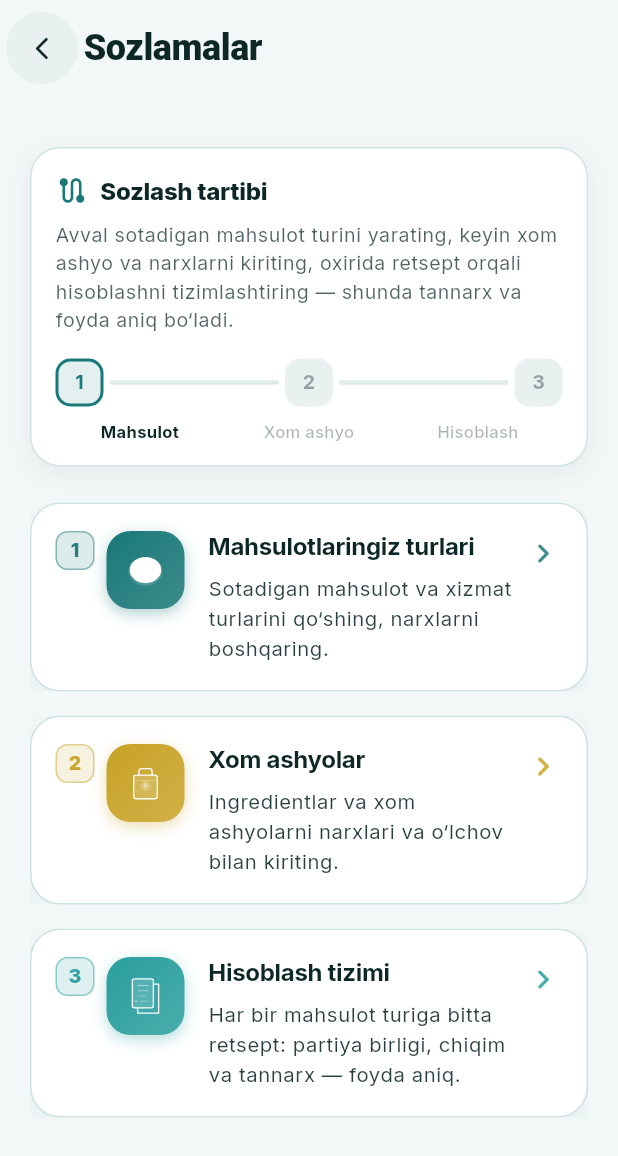
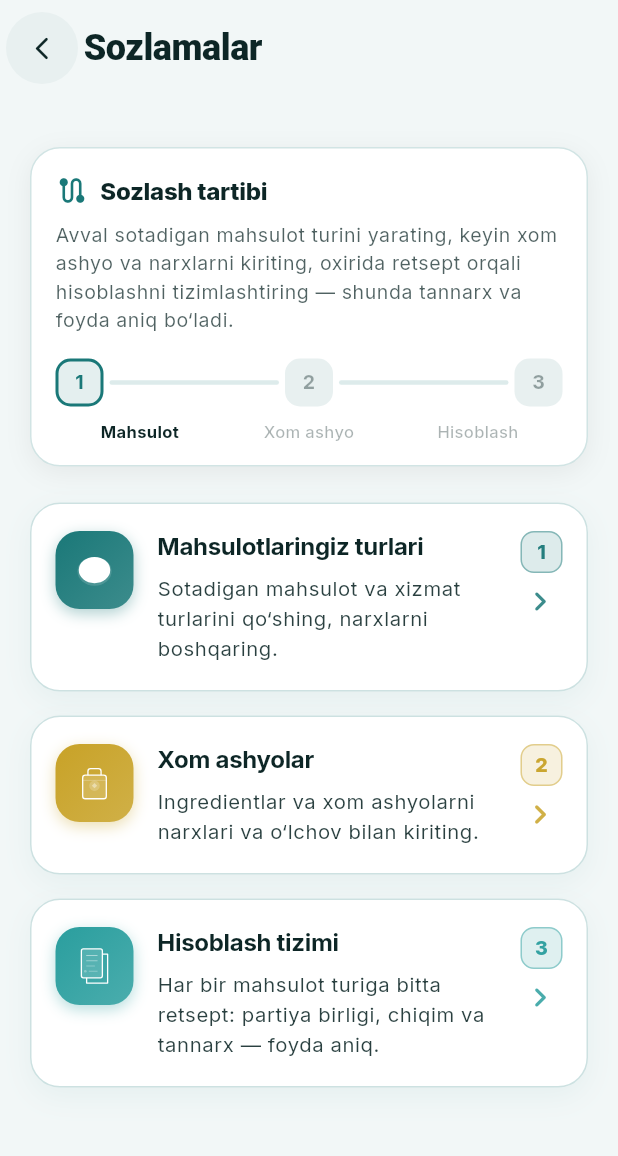
Before and after one commit to khurshidmir12345/TAQSIM_MOBILE, a Flutter app: the SetupScreen screen opened by its route, on a phone screen of 412 x 824 dp. Shown: the top 1156 px of the screen. Run offline on Flutter 3.47's test engine with Material 3 defaults, Android fonts, the phone set to English and light mode, and no system bars; our stand-ins replace app_links, cached_network_image, dio, fl_chart, flutter_map, flutter_riverpod and 9 more; accounts and stored records are empty.

Commit message:
feat(setup): show completion status on each settings card
Users often miss the top step bar and forget which setup step they
already finished. Each settings card (product types, ingredients,
recipes) now clearly reflects its own completion state.

- Moved the step-number badge from the left side to the right column
  so the right side carries all progress signalling in one place.
- Completed card:
  * step-number badge becomes a filled green check badge,
  * a small "Bajarildi" pill appears below it (replaces the chevron),
  * the card gains a soft green-tinted surface and a green border.
- Incomplete card keeps the original neutral look with chevron.
- Transitions are animated (AnimatedContainer + AnimatedSwitcher +
  AnimatedSize) for a polished, fintech-grade feel.
- Adapts automatically to light and dark themes via AppColors and
  alpha-tuned tints.
- Added `settingsCardCompleted` i18n key in all 6 supported locales
  (uz, uz_CYRL, ru, kk, ky, tr).

Made-with: Cursor

```diff
--- a/lib/core/l10n/translations.dart
+++ b/lib/core/l10n/translations.dart
@@ -213,6 +213,7 @@ class S {
   String get setupJourneyStepLabel2 => _t('setupJourneyStepLabel2');
   String get setupJourneyStepLabel3 => _t('setupJourneyStepLabel3');
   String get setupJourneyAllDone => _t('setupJourneyAllDone');
+  String get settingsCardCompleted => _t('settingsCardCompleted');
 
   // ─── Retseptlar (hisoblash) ───
   String get recipeScreenTitle => _t('recipeScreenTitle');
@@ -805,6 +806,7 @@ class S {
     'setupJourneyStepLabel2': 'Xom ashyo',
     'setupJourneyStepLabel3': 'Hisoblash',
     'setupJourneyAllDone': 'Barcha qadamlar bajarildi',
+    'settingsCardCompleted': 'Bajarildi',
     'recipeScreenTitle': 'Retseptlar',
     'recipeEmptyTitle': 'Hali retseptlar yo‘q',
     'recipeEmptySubtitle':
@@ -1326,6 +1328,7 @@ class S {
     'setupJourneyStepLabel2': 'Хом ашё',
     'setupJourneyStepLabel3': 'Ҳисоблаш',
     'setupJourneyAllDone': 'Барча қадамлар бажарилди',
+    'settingsCardCompleted': 'Бажарилди',
     'recipeScreenTitle': 'Рецептлар',
     'recipeEmptyTitle': 'Ҳали рецептлар йўқ',
     'recipeEmptySubtitle':
@@ -1848,6 +1851,7 @@ class S {
     'setupJourneyStepLabel2': 'Сырьё',
     'setupJourneyStepLabel3': 'Расчёт',
     'setupJourneyAllDone': 'Все шаги выполнены',
+    'settingsCardCompleted': 'Готово',
     'recipeScreenTitle': 'Рецепты',
     'recipeEmptyTitle': 'Рецептов пока нет',
     'recipeEmptySubtitle':
@@ -2370,6 +2374,7 @@ class S {
     'setupJourneyStepLabel2': 'Шикізат',
     'setupJourneyStepLabel3': 'Есептеу',
     'setupJourneyAllDone': 'Барлық қадам орындалды',
+    'settingsCardCompleted': 'Орындалды',
     'recipeScreenTitle': 'Рецепттер',
     'recipeEmptyTitle': 'Әлі рецепттер жоқ',
     'recipeEmptySubtitle':
@@ -2892,6 +2897,7 @@ class S {
     'setupJourneyStepLabel2': 'Чийки зат',
     'setupJourneyStepLabel3': 'Эсептөө',
     'setupJourneyAllDone': 'Бардык кадамдар аткарылды',
+    'settingsCardCompleted': 'Аткарылды',
     'recipeScreenTitle': 'Рецепттер',
     'recipeEmptyTitle': 'Азырынча рецепттер жок',
     'recipeEmptySubtitle':
@@ -3414,6 +3420,7 @@ class S {
     'setupJourneyStepLabel2': 'Hammadde',
     'setupJourneyStepLabel3': 'Hesaplama',
     'setupJourneyAllDone': 'Tüm adımlar tamam',
+    'settingsCardCompleted': 'Tamam',
     'recipeScreenTitle': 'Tarifler',
     'recipeEmptyTitle': 'Henüz tarif yok',
     'recipeEmptySubtitle':
--- a/lib/features/setup/presentation/screens/setup_screen.dart
+++ b/lib/features/setup/presentation/screens/setup_screen.dart
@@ -116,7 +116,13 @@ class _SetupScreenState extends ConsumerState<SetupScreen> {
                     isLoading: anyLoading,
                   ),
                   const SizedBox(height: AppSpacing.lg),
-                  ...items.map((e) {
+                  ...List.generate(items.length, (i) {
+                    final e = items[i];
+                    final completed = switch (i) {
+                      0 => hasCat,
+                      1 => hasIng,
+                      _ => hasRec,
+                    };
                     return Padding(
                       padding: const EdgeInsets.only(bottom: AppSpacing.md),
                       child: _SetupCard(
@@ -126,6 +132,8 @@ class _SetupScreenState extends ConsumerState<SetupScreen> {
                         accent: e.accent,
                         title: e.title,
                         subtitle: e.subtitle,
+                        completed: completed,
+                        completedLabel: s.settingsCardCompleted,
                       ),
                     );
                   }),
@@ -465,6 +473,8 @@ class _SetupCard extends StatelessWidget {
     required this.accent,
     required this.title,
     required this.subtitle,
+    required this.completed,
+    required this.completedLabel,
   });
 
   final int stepNumber;
@@ -474,26 +484,52 @@ class _SetupCard extends StatelessWidget {
   final String title;
   final String subtitle;
 
+  /// Ushbu qadam allaqachon bajarilgan bo‘lsa `true`.
+  final bool completed;
+
+  /// `Bajarildi` chip matni (localization'dan).
+  final String completedLabel;
+
+  static const Duration _animDuration = Duration(milliseconds: 260);
+  static const Curve _animCurve = Curves.easeOutCubic;
+
   @override
   Widget build(BuildContext context) {
     final theme = Theme.of(context);
     final cs = theme.colorScheme;
     final isDark = theme.brightness == Brightness.dark;
-    final border = cs.outline.withValues(alpha: isDark ? 0.35 : 0.22);
+
+    final neutralBorder = cs.outline.withValues(alpha: isDark ? 0.35 : 0.22);
+    final successBorder =
+        AppColors.success.withValues(alpha: isDark ? 0.65 : 0.45);
+    final surfaceColor = cs.surface;
+    final successTint =
+        AppColors.success.withValues(alpha: isDark ? 0.08 : 0.045);
+
+    final borderColor = completed ? successBorder : neutralBorder;
+    final backgroundColor =
+        completed ? Color.alphaBlend(successTint, surfaceColor) : surfaceColor;
+
     final shadow = isDark
         ? Colors.black.withValues(alpha: 0.35)
-        : AppColors.primary.withValues(alpha: 0.06);
+        : (completed ? AppColors.success : AppColors.primary)
+            .withValues(alpha: 0.06);
 
     return Material(
       color: Colors.transparent,
       child: InkWell(
         onTap: () => context.push(route),
         borderRadius: BorderRadius.circular(_SetupDim.cardRadius),
-        child: Ink(
+        child: AnimatedContainer(
+          duration: _animDuration,
+          curve: _animCurve,
           decoration: BoxDecoration(
-            color: cs.surface,
+            color: backgroundColor,
             borderRadius: BorderRadius.circular(_SetupDim.cardRadius),
-            border: Border.all(color: border),
+            border: Border.all(
+              color: borderColor,
+              width: completed ? 1.4 : 1.0,
+            ),
             boxShadow: [
               BoxShadow(
                 color: shadow,
@@ -510,8 +546,6 @@ class _SetupCard extends StatelessWidget {
             child: Row(
               crossAxisAlignment: CrossAxisAlignment.start,
               children: [
-                _StepBadge(number: stepNumber, accent: accent),
-                const SizedBox(width: AppSpacing.sm),
                 _IconBadge(color: accent, asset: iconAsset),
                 const SizedBox(width: AppSpacing.md),
                 Expanded(
@@ -540,14 +574,12 @@ class _SetupCard extends StatelessWidget {
                     ],
                   ),
                 ),
-                const SizedBox(width: AppSpacing.xs),
-                Padding(
-                  padding: const EdgeInsets.only(top: 2),
-                  child: Icon(
-                    Icons.chevron_right_rounded,
-                    size: _SetupDim.chevronSize,
-                    color: accent.withValues(alpha: 0.85),
-                  ),
+                const SizedBox(width: AppSpacing.sm),
+                _SetupCardStatus(
+                  stepNumber: stepNumber,
+                  accent: accent,
+                  completed: completed,
+                  completedLabel: completedLabel,
                 ),
               ],
             ),
@@ -558,8 +590,81 @@ class _SetupCard extends StatelessWidget {
   }
 }
 
+/// Karta ichida o'ng tarafda joylashgan statusli ustun:
+/// - Tepada: step raqami (yoki bajarilgan bo'lsa yashil check badge).
+/// - Pastda: bajarilgan bo'lsa `Bajarildi` chip; aks holda chevron.
+class _SetupCardStatus extends StatelessWidget {
+  const _SetupCardStatus({
+    required this.stepNumber,
+    required this.accent,
+    required this.completed,
+    required this.completedLabel,
+  });
+
+  final int stepNumber;
+  final Color accent;
+  final bool completed;
+  final String completedLabel;
+
+  @override
+  Widget build(BuildContext context) {
+    return Column(
+      mainAxisSize: MainAxisSize.min,
+      crossAxisAlignment: CrossAxisAlignment.end,
+      children: [
+        SizedBox(
+          height: 28,
+          child: AnimatedSwitcher(
+            duration: _SetupCard._animDuration,
+            transitionBuilder: (child, anim) => ScaleTransition(
+              scale: anim,
+              child: FadeTransition(opacity: anim, child: child),
+            ),
+            child: completed
+                ? const _CompletedBadge(key: ValueKey('check'))
+                : _StepBadge(
+                    key: const ValueKey('number'),
+                    number: stepNumber,
+                    accent: accent,
+                  ),
+          ),
+        ),
+        const SizedBox(height: AppSpacing.xs),
+        AnimatedSize(
+          duration: _SetupCard._animDuration,
+          curve: _SetupCard._animCurve,
+          alignment: Alignment.topRight,
+          child: AnimatedSwitcher(
+            duration: _SetupCard._animDuration,
+            transitionBuilder: (child, anim) => FadeTransition(
+              opacity: anim,
+              child: SlideTransition(
+                position: Tween<Offset>(
+                  begin: const Offset(0, -0.2),
+                  end: Offset.zero,
+                ).animate(anim),
+                child: child,
+              ),
+            ),
+            child: completed
+                ? _CompletedChip(
+                    key: const ValueKey('chip'),
+                    label: completedLabel,
+                  )
+                : _CardChevron(key: const ValueKey('chevron'), accent: accent),
+          ),
+        ),
+      ],
+    );
+  }
+}
+
 class _StepBadge extends StatelessWidget {
-  const _StepBadge({required this.number, required this.accent});
+  const _StepBadge({
+    super.key,
+    required this.number,
+    required this.accent,
+  });
 
   final int number;
   final Color accent;
@@ -567,12 +672,12 @@ class _StepBadge extends StatelessWidget {
   @override
   Widget build(BuildContext context) {
     return Container(
-      width: 26,
-      height: 26,
+      width: 28,
+      height: 28,
       alignment: Alignment.center,
       decoration: BoxDecoration(
         color: accent.withValues(alpha: 0.15),
-        borderRadius: BorderRadius.circular(8),
+        borderRadius: BorderRadius.circular(9),
         border: Border.all(color: accent.withValues(alpha: 0.45)),
       ),
       child: Text(
@@ -582,6 +687,95 @@ class _StepBadge extends StatelessWidget {
           fontSize: 13,
           fontWeight: FontWeight.w800,
         ),
+      ),
+    );
+  }
+}
+
+class _CompletedBadge extends StatelessWidget {
+  const _CompletedBadge({super.key});
+
+  @override
+  Widget build(BuildContext context) {
+    return Container(
+      width: 28,
+      height: 28,
+      alignment: Alignment.center,
+      decoration: BoxDecoration(
+        color: AppColors.success,
+        borderRadius: BorderRadius.circular(9),
+        boxShadow: [
+          BoxShadow(
+            color: AppColors.success.withValues(alpha: 0.35),
+            blurRadius: 8,
+            offset: const Offset(0, 2),
+          ),
+        ],
+      ),
+      child: const Icon(
+        Icons.check_rounded,
+        color: Colors.white,
+        size: 17,
+      ),
+    );
+  }
+}
+
+class _CompletedChip extends StatelessWidget {
+  const _CompletedChip({super.key, required this.label});
+
+  final String label;
+
+  @override
+  Widget build(BuildContext context) {
+    final isDark = Theme.of(context).brightness == Brightness.dark;
+    return Container(
+      padding: const EdgeInsets.symmetric(horizontal: 8, vertical: 4),
+      decoration: BoxDecoration(
+        color: AppColors.success.withValues(alpha: isDark ? 0.20 : 0.12),
+        borderRadius: BorderRadius.circular(999),
+        border: Border.all(
+          color: AppColors.success.withValues(alpha: isDark ? 0.55 : 0.40),
+        ),
+      ),
+      child: Row(
+        mainAxisSize: MainAxisSize.min,
+        children: [
+          const Icon(
+            Icons.check_circle_rounded,
+            size: 12,
+            color: AppColors.success,
+          ),
+          const SizedBox(width: 4),
+          Text(
+            label,
+            style: const TextStyle(
+              color: AppColors.success,
+              fontSize: 11,
+              fontWeight: FontWeight.w700,
+              height: 1.0,
+              letterSpacing: 0.1,
+            ),
+          ),
+        ],
+      ),
+    );
+  }
+}
+
+class _CardChevron extends StatelessWidget {
+  const _CardChevron({super.key, required this.accent});
+
+  final Color accent;
+
+  @override
+  Widget build(BuildContext context) {
+    return Padding(
+      padding: const EdgeInsets.only(top: 2, right: 2),
+      child: Icon(
+        Icons.chevron_right_rounded,
+        size: _SetupDim.chevronSize,
+        color: accent.withValues(alpha: 0.85),
       ),
     );
   }
```
